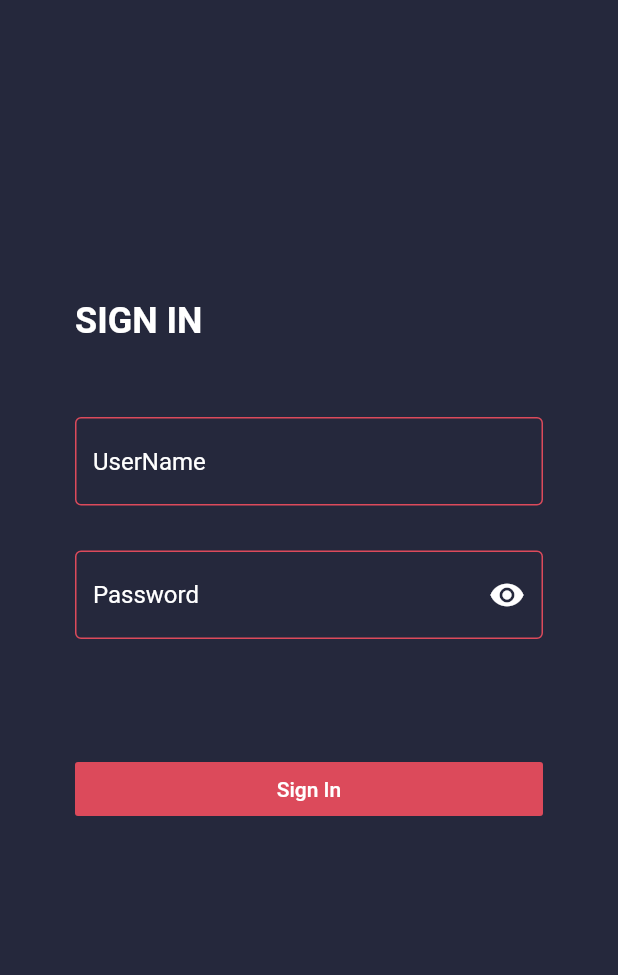
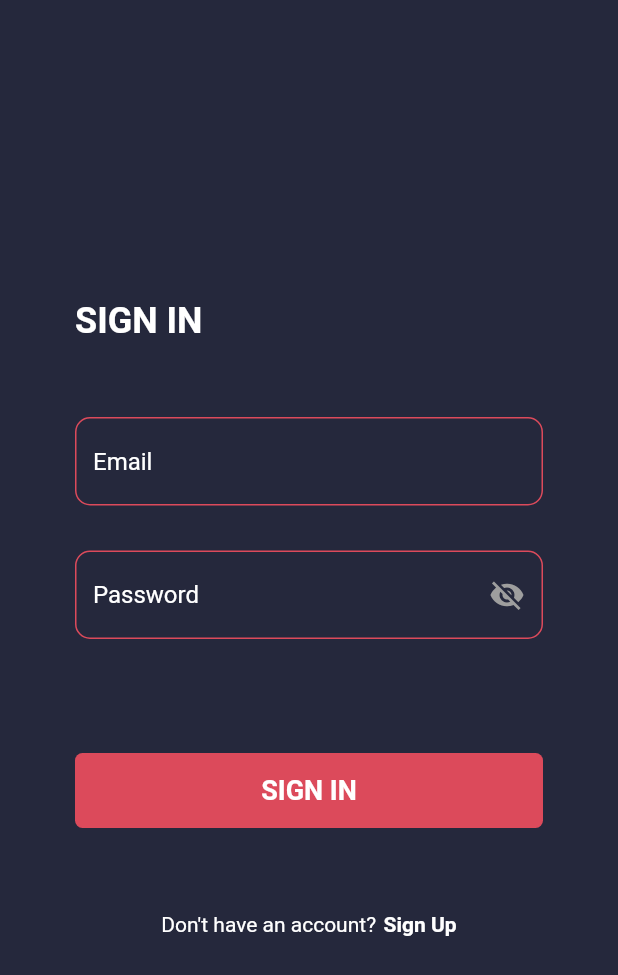
Before and after one commit to YousefBaj/car_expenses, a Flutter app: the screen it shows after launch, on a phone screen of 412 x 824 dp. Shown: the top 975 px of the screen. Run offline on Flutter 3.47's test engine with Material 2 defaults, Android fonts, the light colour scheme and no system bars; our stand-ins replace firebase_auth, firebase_core, page_transition; accounts and stored records are empty.

Commit message:
intgrate signUp, signIn in firebase, add homePage

```diff
--- a/lib/ app/Sign_in/sing_in_page.dart
+++ b/lib/ app/Authentication/Sign_in/sing_in_page.dart
@@ -1,5 +1,9 @@
+import 'package:car_expenses/%20app/Authentication/SignUp/SignUp.dart';
+import 'package:car_expenses/%20app/HomePage/HomePage.dart';
+
 import 'package:flutter/material.dart';
 import 'package:firebase_auth/firebase_auth.dart';
+import 'package:page_transition/page_transition.dart';
 
 class SignInPage extends StatefulWidget {
   SignInPage();
@@ -14,7 +18,7 @@ class _SignInPageState extends State<SignInPage> {
   var username;
   var password;
   var user;
-  var _isVisibile = true;
+  var _isVisibile = false;
   var _validate = false;
 
   FirebaseAuth auth = FirebaseAuth.instance;
@@ -59,16 +63,18 @@ class _SignInPageState extends State<SignInPage> {
                 cursorColor: Color.fromRGBO(220, 74, 91, 1),
                 decoration: InputDecoration(
                     enabledBorder: OutlineInputBorder(
+                      borderRadius: BorderRadius.circular(10),
                       borderSide: new BorderSide(
                         color: Color.fromRGBO(220, 74, 91, 1),
                       ),
                     ),
                     focusedBorder: OutlineInputBorder(
+                      borderRadius: BorderRadius.circular(10),
                       borderSide: new BorderSide(
                         color: Color.fromRGBO(220, 74, 91, 1),
                       ),
                     ),
-                    hintText: 'UserName',
+                    hintText: 'Email',
                     hintStyle: TextStyle(color: Colors.white)),
                 controller: _usernameController,
                 onChanged: (newValue) {
@@ -103,11 +109,13 @@ class _SignInPageState extends State<SignInPage> {
                       },
                     ),
                     enabledBorder: OutlineInputBorder(
+                      borderRadius: BorderRadius.circular(10),
                       borderSide: new BorderSide(
                         color: Color.fromRGBO(220, 74, 91, 1),
                       ),
                     ),
                     focusedBorder: OutlineInputBorder(
+                      borderRadius: BorderRadius.circular(10),
                       borderSide: new BorderSide(
                         color: Color.fromRGBO(220, 74, 91, 1),
                       ),
@@ -128,13 +136,16 @@ class _SignInPageState extends State<SignInPage> {
                   child: Text(
                     "Email or Password not correct",
                     style: TextStyle(
-                      color: _validate ? Colors.red : Colors.transparent,
+                      color: _validate ? Colors.redAccent : Colors.transparent,
                     ),
                   )),
               SizedBox(
                 height: 50,
               ),
               MaterialButton(
+                height: 50,
+                shape: RoundedRectangleBorder(
+                    borderRadius: BorderRadius.circular(5)),
                 color: Color.fromRGBO(
                   220,
                   74,
@@ -146,10 +157,54 @@ class _SignInPageState extends State<SignInPage> {
                 elevation: 0,
                 splashColor: Colors.transparent,
                 child: Text(
-                  'Sign In',
-                  style: TextStyle(color: Colors.white),
+                  "SIGN IN",
+                  style: TextStyle(
+                    color: Colors.white,
+                    fontSize: 18,
+                    fontWeight: FontWeight.bold,
+                  ),
                 ),
               ),
+              Expanded(
+                child: Column(
+                  mainAxisAlignment: MainAxisAlignment.end,
+                  children: [
+                    Row(
+                      mainAxisAlignment: MainAxisAlignment.center,
+                      children: [
+                        Text(
+                          "Don't have an account?",
+                          style: TextStyle(
+                            color: Colors.white,
+                            fontSize: 14,
+                          ),
+                        ),
+                        SizedBox(
+                          width: 5,
+                        ),
+                        GestureDetector(
+                          child: Text(
+                            "Sign Up",
+                            style: TextStyle(
+                                color: Colors.white,
+                                fontSize: 14,
+                                fontWeight: FontWeight.bold),
+                          ),
+                          onTap: () => {
+                            Navigator.push(
+                              context,
+                              PageTransition(
+                                  child: SignUp(),
+                                  type: PageTransitionType.bottomToTop,
+                                  duration: Duration(milliseconds: 400)),
+                            )
+                          },
+                        )
+                      ],
+                    )
+                  ],
+                ),
+              )
             ],
           )),
     );
@@ -159,7 +214,16 @@ class _SignInPageState extends State<SignInPage> {
     try {
       user = await auth.signInWithEmailAndPassword(
           email: username, password: password);
-      if (user == null) {}
+      if (user != null) {
+        Navigator.pushReplacement(
+          context,
+          PageTransition(
+            child: HomePage(),
+            type: PageTransitionType.fade,
+            duration: Duration(milliseconds: 500),
+          ),
+        );
+      }
     } catch (e) {
       setState(() {
         _validate = true;
--- a/lib/ app/SplashScreen/SplashScreen.dart
+++ b/lib/ app/SplashScreen/SplashScreen.dart
@@ -1,7 +1,6 @@
 import 'dart:async';
-
 import 'package:car_expenses/%20app/HomePage/HomePage.dart';
-import 'package:car_expenses/%20app/Sign_in/sing_in_page.dart';
+import 'package:car_expenses/%20app/Authentication/Sign_in/sing_in_page.dart';
 import 'package:firebase_auth/firebase_auth.dart';
 import 'package:flutter/material.dart';
 import 'package:page_transition/page_transition.dart';
--- a/lib/main.dart
+++ b/lib/main.dart
@@ -1,4 +1,4 @@
-import 'package:car_expenses/%20app/Sign_in/sing_in_page.dart';
+import 'package:car_expenses/%20app/SplashScreen/SplashScreen.dart';
 import 'package:firebase_core/firebase_core.dart';
 import 'package:flutter/cupertino.dart';
 import 'package:flutter/material.dart';
@@ -23,7 +23,7 @@ class MyApp extends StatelessWidget {
           primaryColor: Colors.grey,
         ),
       ),
-      home: SignInPage(),
+      home: SplashScreen(),
     );
   }
 }
--- a/pubspec.yaml
+++ b/pubspec.yaml
@@ -31,6 +31,7 @@ dependencies:
   firebase_core: ^1.4.0
   firebase_auth: ^3.0.1
   firebase_analytics: ^8.2.0
+  page_transition: ^2.0.2
 
 
 dev_dependencies:
@@ -49,8 +50,8 @@ flutter:
   uses-material-design: true
 
   # To add assets to your application, add an assets section, like this:
-  # assets:
-  #   - images/a_dot_burr.jpeg
+  assets:
+   - Assets/Images/Splash.png
   #   - images/a_dot_ham.jpeg
 
   # An image asset can refer to one or more resolution-specific "variants", see
```
Also changed, not shown: lib/ app/Authentication/SignUp/SignUp.dart (added, +275 -0 lines), lib/ app/HomePage/HomePage.dart (added, +59 -0 lines), Assets/Images/Splash.png (added), pubspec.lock.
